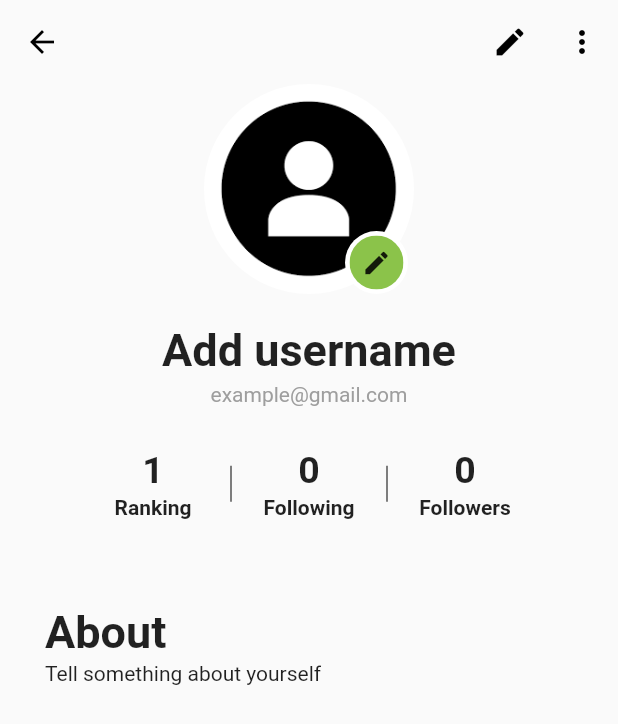
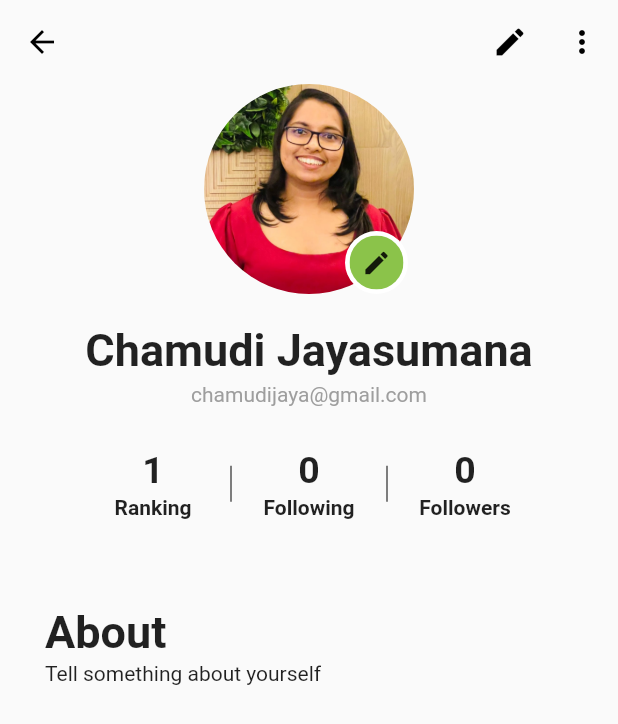
Before and after one commit to cepdnaclk/e18-3yp-Smart-Planting-System, a Flutter app: the screen it shows once a user with an empty profile is signed in, after a tap on the "location history" icon, on a phone screen of 412 x 824 dp. Shown: the top 724 px of the screen. Run offline on Flutter 3.47's test engine with Material 2 defaults, Android fonts, the light colour scheme and no system bars; our stand-ins replace firebase_auth, firebase_core, get, image_picker, like_button; missing offline and left inert: firebase_app_check; accounts and stored records are empty; network calls fail.

Commit message:
updates on mobile app

```diff
--- a/smart_planting_app/lib/screens/Plant_reg_page.dart
+++ b/smart_planting_app/lib/screens/Plant_reg_page.dart
@@ -205,7 +205,7 @@
                           style: TextStyle(color: Colors.black),
                         ),
                         onPressed: () {
-                          addPlant(dropDownVal!);
+                          addPlant(context, dropDownVal!);
                           // Get ID from List
                           setPlantTypeID();
                           Navigator.of(context).push(MaterialPageRoute(
--- a/smart_planting_app/lib/screens/landing.dart
+++ b/smart_planting_app/lib/screens/landing.dart
@@ -17,7 +17,7 @@
             Container(
               height: 450,
               color: Colors.white,
-              child: Image.asset("asset/icon2.png", cacheHeight: 300,height: 300,),
+              child: Image.asset("asset/profile.png",),
             ),
             const SizedBox(height: 50,),
             Column(
--- a/smart_planting_app/lib/screens/splashScreen.dart
+++ b/smart_planting_app/lib/screens/splashScreen.dart
@@ -32,7 +32,7 @@
           Container(
               height: 500,
               alignment: Alignment.center,
-              child: Image.asset('asset/icon1.png' , cacheHeight: 200,),
+              child: Image.asset('asset/logo.png' , cacheHeight: 200,),
           ),
           SizedBox(height: 40,),
           Container(
--- a/smart_planting_app/lib/screens/user_detail.dart
+++ b/smart_planting_app/lib/screens/user_detail.dart
@@ -4,8 +4,8 @@
   static AppUser myUser = AppUser(
     imagePath:
       'https://as2.ftcdn.net/v2/jpg/02/39/27/77/1000_F_239277786_ECErblLv6fA7Rx7SUvzso9MQyhWOg8ik.jpg',
-    name: 'Add username',
-    email: 'example@gmail.com',
+    name: 'Chamudi Jayasumana',
+    email: 'chamudijaya@gmail.com',
     mobileNo: '076689548',
     about:
       'Tell something about yourself'
--- a/smart_planting_app/lib/screens/user_profile.dart
+++ b/smart_planting_app/lib/screens/user_profile.dart
@@ -183,7 +183,7 @@
       child: Material(
         color: Colors.transparent,
         child: InkWell(
-            child: Image.asset('asset/profile.png', fit: BoxFit.cover, height: 140, width: 140,),
+            child: Image.asset('asset/chamudi.jpg', fit: BoxFit.cover, height: 140, width: 140,),
             onTap: () async {
               final source = await showImageSource(context);
               if (source == null) return;
```
Also changed, not shown: smart_planting_app/lib/screens/home.dart (+61 -61 lines), smart_planting_app/asset/chamudi.jpg (added), smart_planting_app/asset/login.png (added), smart_planting_app/asset/logo.png (added), smart_planting_app/asset/plan2.png (added), 9 other files.
